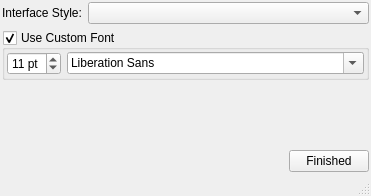
trueos/sysadm-ui-qt, file src-qt5/gui_client/SettingsDialog.ui: the form before one commit.
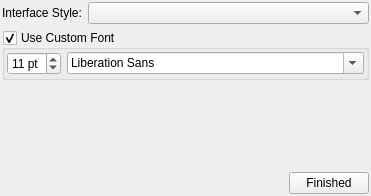
The form after the commit. Icons and pictures are not drawn.

Commit message: Make a number of small changes: 1) Remove the menu bar from the main UI, and replace the close menu option with a keyboard shortcut (Escape Key). 2) Remove the status bar from the settings dialog, and set the window title on it. 3) Remove the country/state options from the SSL cert generation section of the UI, and clean up the sizing of that dialog. 4) More small updates for the "generic" style.

```diff
--- a/src-qt5/gui_client/SettingsDialog.ui
+++ b/src-qt5/gui_client/SettingsDialog.ui
@@ -139,7 +139,6 @@
     </item>
    </layout>
   </widget>
-  <widget class="QStatusBar" name="statusbar"/>
  </widget>
  <resources>
   <include location="../icons/icons.qrc"/>
```
Left out of the diff: 2 changed lines with no effect on the pictures. The commit also changes 8 other files.
